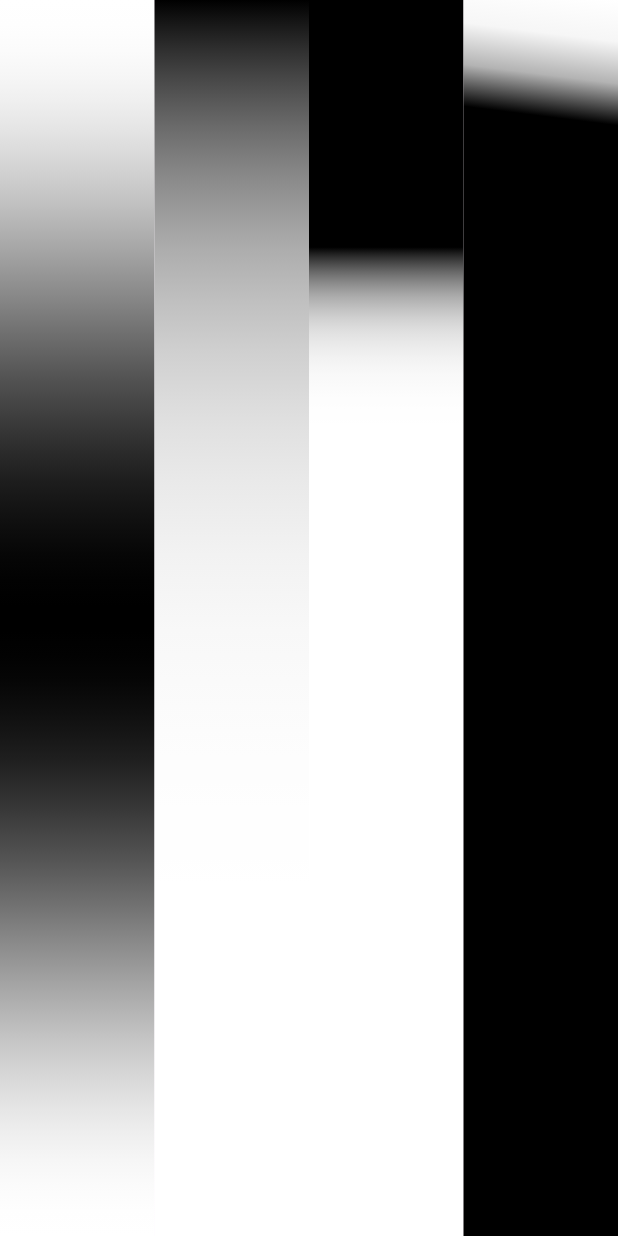
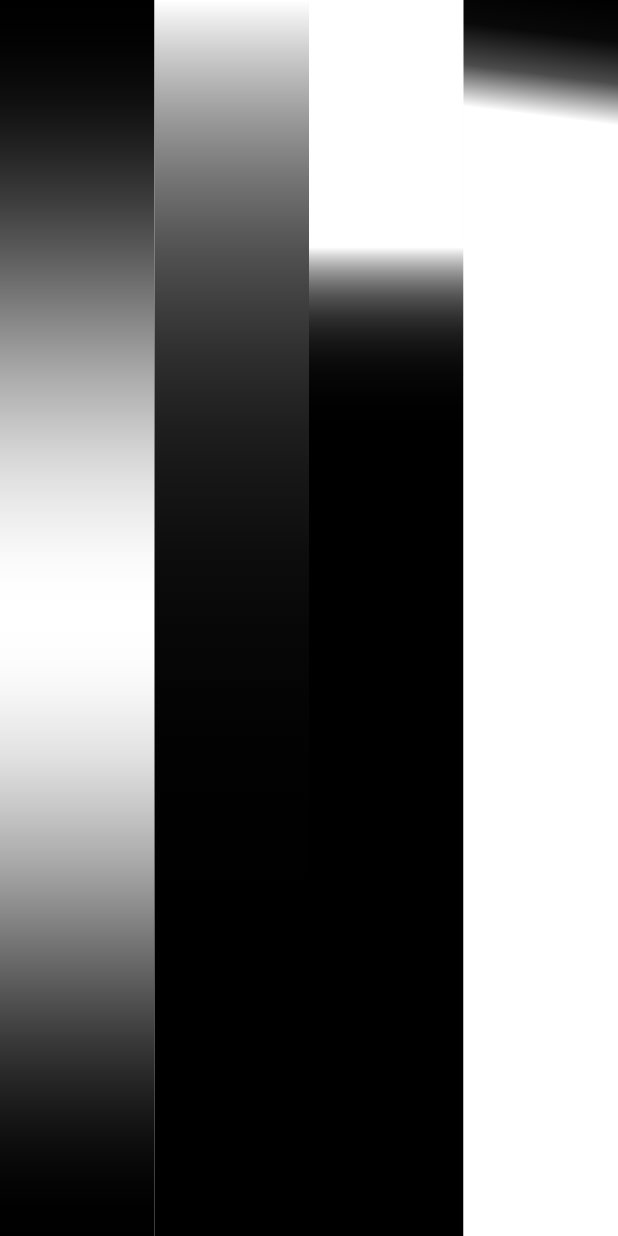
Before and after one commit to amokfa/flutter_curved_gradient, a Flutter app: the screen it shows after launch, on a phone screen of 412 x 824 dp. Run offline on Flutter 3.47's test engine with Material 3 defaults, Android fonts, the phone set to English and light mode, and no system bars.

Commit message:
Revert "Fix color order"
This reverts commit 2a2509520c3a4d565d60ac129d4181f90f88317e.

```diff
--- a/lib/curved_gradient.dart
+++ b/lib/curved_gradient.dart
@@ -38,7 +38,7 @@ LinearGradient CurvedGradient({
   for (int i = 0; i < granularity; i++) {
     final factor = i / (granularity - 1);
     mStops[i] = stops[0] + factor * stopDifference;
-    mColors[i] = Color.lerp(colors[1], colors[0], curveGenerator(factor))!;
+    mColors[i] = Color.lerp(colors[0], colors[1], curveGenerator(factor))!;
   }
 
   return LinearGradient(
```
